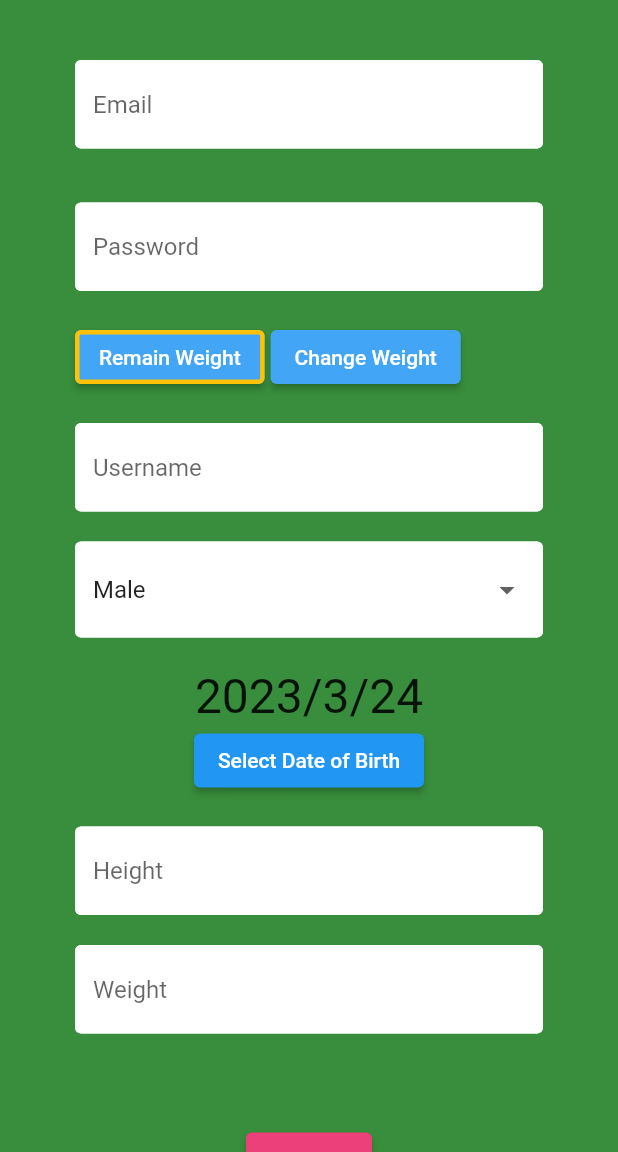
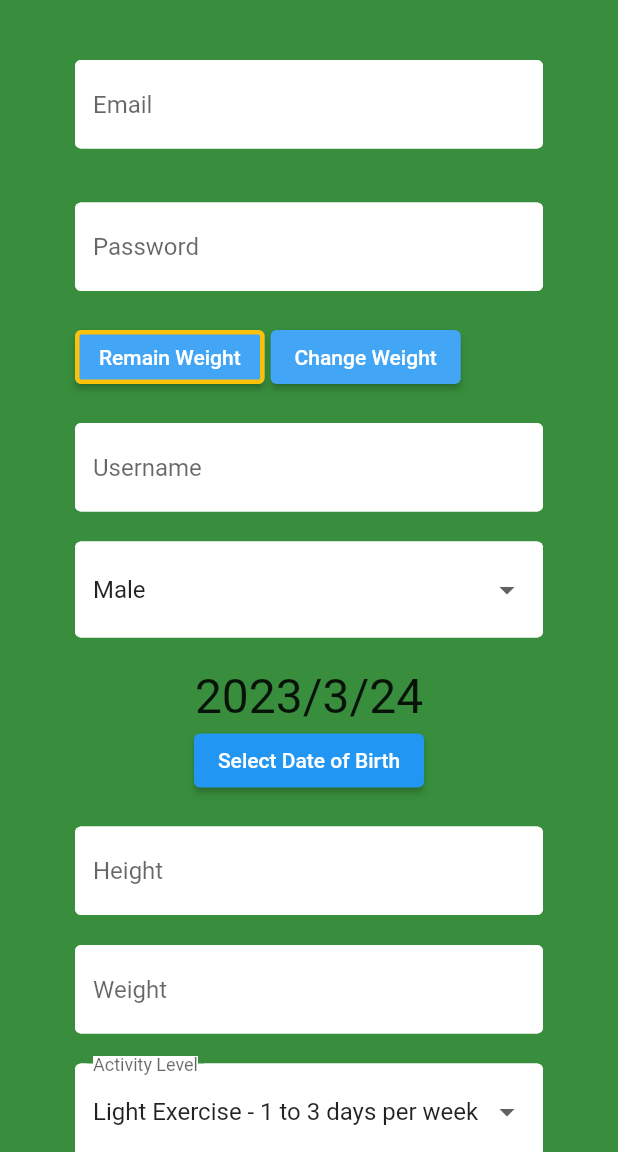
Before and after one commit to shanojkk/dieticianApp, a Flutter app: the Register screen opened directly with empty values, after a tap on "Remain Weight", on a phone screen of 412 x 824 dp, the part 84-1236 px from its top. Run offline on Flutter 3.47's test engine with Material 2 defaults, Android fonts, the phone set to English and light mode, and no system bars; our stand-ins replace cloud_firestore, firebase_auth, firebase_core, flutter_breadcrumb, flutter_spinkit; accounts and stored records are empty.

Commit message:
Added one more field for user to register activity factor during registration
feat: Added one more field for user to register their activity level (activity factor) during registration

```diff
--- a/ai_dietician_app/lib/screens/authenticate/register.dart
+++ b/ai_dietician_app/lib/screens/authenticate/register.dart
@@ -1,5 +1,5 @@
 
-// ignore_for_file: prefer_const_constructors, prefer_const_literals_to_create_immutables
+// ignore_for_file: prefer_const_constructors, prefer_const_literals_to_create_immutables, sort_child_properties_last
 
 import 'package:ai_dietician_app/models/user.dart';
 import 'package:ai_dietician_app/screens/authenticate/authenticate.dart';
@@ -66,7 +66,9 @@ class _RegisterState extends State<Register> {
   String weight = "";
   Goal? goal = null;
   String goal_weight = "";
-  double weightChgPerWeek = 0.0;
+  double weightChgPerWeek = 0.5;
+  double activityFactor = 1.7;
+  double dailyCalorieIntake = 0.0;
 
   bool selected1 = false;
   bool selected2 = false;
@@ -354,6 +356,57 @@ class _RegisterState extends State<Register> {
                       }),
                     ),
 
+                    SizedBox(height: 20.0),
+
+                    // Physical Activity Level
+                    DropdownButtonFormField(
+                        decoration: textInputDecoration.copyWith(
+                          labelText: "Activity Level",
+                          labelStyle: TextStyle(backgroundColor: Colors.white),
+                          errorMaxLines: 2
+                          //counterStyle: TextStyle(overflow: TextOverflow.clip)
+                        ),
+                        isExpanded: true,
+                        value: 1.3,
+                        items: <DropdownMenuItem<double>>[
+                          DropdownMenuItem(
+                            value: 1.1,
+                            child: Text('Inactive - Patient with limited physical mobility',maxLines: 2, overflow: TextOverflow.fade),
+                            alignment: AlignmentDirectional.centerStart,
+                          ),
+                          DropdownMenuItem(
+                            value: 1.2,
+                            child: Text('Sedentary - Little to no exercise',maxLines: 2, overflow: TextOverflow.fade),
+                            alignment: AlignmentDirectional.centerStart,
+                          ),
+                          DropdownMenuItem(
+                            value: 1.3,
+                            child: Text('Light Exercise - 1 to 3 days per week',maxLines: 2, overflow: TextOverflow.fade),
+                            alignment: AlignmentDirectional.centerStart,
+                          ),
+                          DropdownMenuItem(
+                            value: 1.5,
+                            child: Text('Moderate Exercise - 3 to 5 days per week',maxLines: 2, overflow: TextOverflow.fade),
+                            alignment: AlignmentDirectional.centerStart,
+                          ),
+                          DropdownMenuItem(
+                            value: 1.7,
+                            child: Text('Heavy Exercise - 6 to 7 days per week',maxLines: 2, overflow: TextOverflow.fade),
+                            alignment: AlignmentDirectional.centerStart,
+                          ),
+                          DropdownMenuItem(
+                            value: 1.9,
+                            child: Text('Very Heavy Exercise - twice per day / extra heavy workouts',maxLines: 2, overflow: TextOverflow.fade),
+                            alignment: AlignmentDirectional.centerStart,
+                          ),
+                        ],
+                        onChanged: ((value) => setState(() {
+                          activityFactor = value!;
+
+                          })
+                        ),
+                        ),
+
                     SizedBox(height: 20.0,),
 
                       // Goal Weight
@@ -427,6 +480,7 @@ class _RegisterState extends State<Register> {
                         ),
                         ),
 
+
                     SizedBox(height: 20.0),
 
                     // Register
@@ -437,6 +491,27 @@ class _RegisterState extends State<Register> {
                           style: TextStyle(color: Colors.white),
                           ),
                         onPressed: () async {
+                          double? calorieIntake = calcCalorieIntake(
+                                                                    goal!,
+                                                                    gender,
+                                                                    age.toString(),
+                                                                    weight,
+                                                                    height,
+                                                                    activityFactor.toString(),
+                                                                    weightChgPerWeek.toString()
+                                                                    );
+
+                          if (calorieIntake != null){
+                            setState(() {
+                              dailyCalorieIntake = calorieIntake;
+                            });
+                          }
+                          else{
+                            setState(() {
+                              dailyCalorieIntake = 0.0;
+                            });
+                          }
+
 
                           // Checking whether if all validators are having null value (pass validations)
                           if(_formKey.currentState!.validate()){
@@ -457,6 +532,8 @@ class _RegisterState extends State<Register> {
                               weightChgPerWeek.toString(),
                               date_of_birth,
                               gender,
+                              activityFactor.toString(),
+                              dailyCalorieIntake.toString(),
                               );
 
 
```
